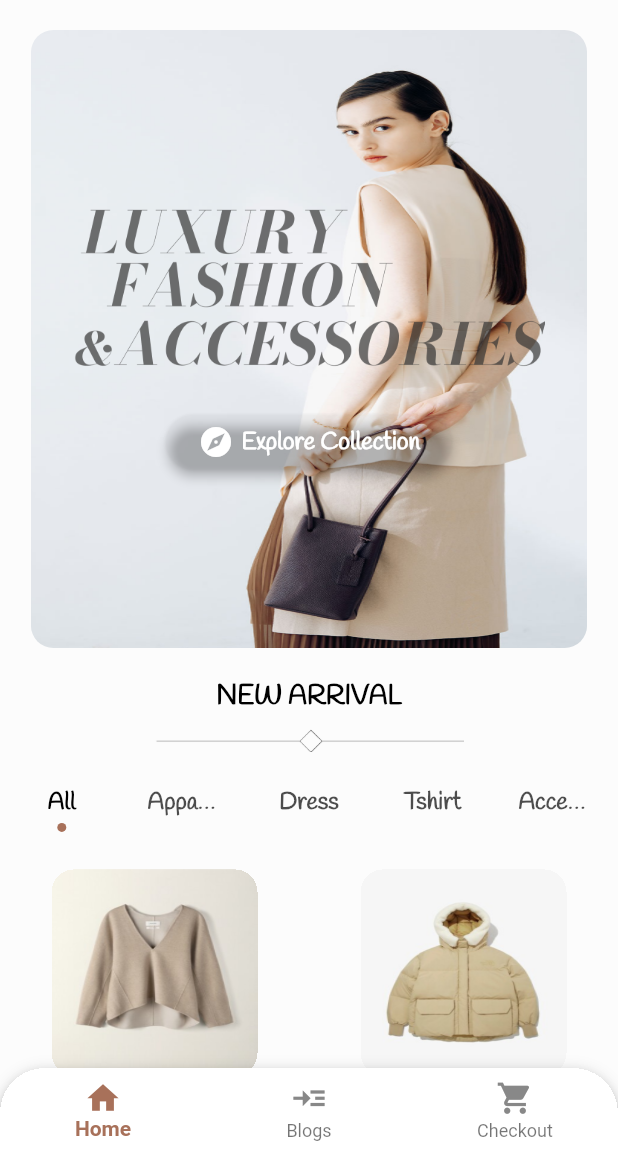
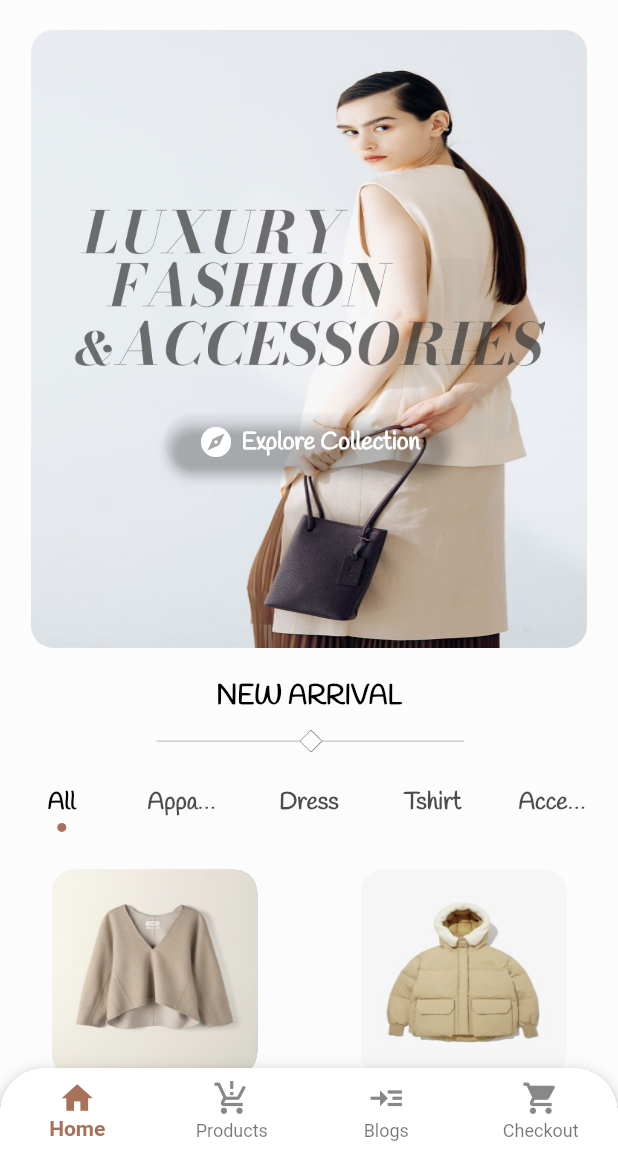
Before and after one commit to gorkemtoprak/OpenFashionApp, a Flutter app: the screen it shows after launch, on a phone screen of 412 x 824 dp, the part 84-1236 px from its top. Run offline on Flutter 3.47's test engine with Material 2 defaults, Android fonts, the phone set to English and light mode, and no system bars; drawn by our look-alikes of carousel_slider; our stand-ins replace auto_route, flutter_credit_card, sliding_sheet, stacked, tab_indicator_styler.

Commit message:
Some fixes

```diff
--- a/lib/core/utils/datas.dart
+++ b/lib/core/utils/datas.dart
@@ -172,7 +172,7 @@ final List<ProductModel> products = [
     id: '13',
     productName: 'BURBERRY',
     description: 'Recycle Boucle Knit Cardigan Pink',
-    productImage: 'assets/ring/ringOne.png',
+    productImage: 'assets/rings/ringOne.png',
     price: '\$${40}',
     ratings: '3.9',
     sizes: ['S', 'M', 'L'],
@@ -182,7 +182,7 @@ final List<ProductModel> products = [
     id: '14',
     productName: 'BURBERRY',
     description: 'Recycle Boucle Knit Cardigan Pink',
-    productImage: 'assets/ring/ringTwo.png',
+    productImage: 'assets/rings/ringTwo.png',
     price: '\$${40}',
     ratings: '3.9',
     sizes: ['S', 'M', 'L'],
@@ -192,7 +192,7 @@ final List<ProductModel> products = [
     id: '15',
     productName: 'BURBERRY',
     description: 'Recycle Boucle Knit Cardigan Pink',
-    productImage: 'assets/ring/ringThree.png',
+    productImage: 'assets/rings/ringThree.png',
     price: '\$${40}',
     ratings: '3.9',
     sizes: ['S', 'M', 'L'],
@@ -202,7 +202,7 @@ final List<ProductModel> products = [
     id: '16',
     productName: 'BURBERRY',
     description: 'Recycle Boucle Knit Cardigan Pink',
-    productImage: 'assets/ring/ringFour.png',
+    productImage: 'assets/rings/ringFour.png',
     price: '\$${40}',
     ratings: '3.9',
     sizes: ['S', 'M', 'L'],
--- a/lib/main_view.dart
+++ b/lib/main_view.dart
@@ -12,6 +12,7 @@ class MainView extends StatelessWidget {
     return AutoTabsRouter(
       routes: const [
         Home(),
+        Products(),
         Blogs(),
         CheckOut(),
       ],
@@ -61,6 +62,19 @@ class MainView extends StatelessWidget {
                 ),
                 BottomNavigationBarItem(
                   activeIcon: Icon(
+                    Icons.production_quantity_limits_outlined,
+                    size: 25,
+                    color: Constants.primaryColor,
+                  ),
+                  icon: Icon(
+                    Icons.production_quantity_limits_outlined,
+                    size: 25,
+                    color: Constants.placeholderColor,
+                  ),
+                  label: 'Products',
+                ),
+                BottomNavigationBarItem(
+                  activeIcon: Icon(
                     Icons.read_more,
                     size: 25,
                     color: Constants.secondaryColor,
--- a/lib/views/home/widgets/all_products_grid_widget.dart
+++ b/lib/views/home/widgets/all_products_grid_widget.dart
@@ -3,6 +3,7 @@ import 'package:stacked/stacked.dart';
 
 import '../../../core/utils/constants.dart';
 import '../../../viewmodels/home_view_model.dart';
+import '../../products/subviews/products_detail_view.dart';
 
 class AllProductsGridWidget extends StatelessWidget {
   final String? type;
@@ -25,7 +26,17 @@ class AllProductsGridWidget extends StatelessWidget {
           physics: const NeverScrollableScrollPhysics(),
           itemCount: model.allProduct.length,
           itemBuilder: (BuildContext context, int index) {
-            return Column(
+            return GestureDetector(
+              onTap: () {
+                Navigator.push(
+                    context,
+                    MaterialPageRoute(
+                      builder: (context) => ProductsDetailView(
+                        product: model.allProduct[index],
+                      ),
+                    ));
+              },
+              child: Column(
                 children: [
                   ClipRRect(
                     clipBehavior: Clip.hardEdge,
@@ -58,6 +69,7 @@ class AllProductsGridWidget extends StatelessWidget {
                     ),
                   ),
                 ],
+              ),
             );
           },
         );
--- a/lib/views/products/products_view.dart
+++ b/lib/views/products/products_view.dart
@@ -33,7 +33,9 @@ class ProductsView extends StatelessWidget {
                         Navigator.push(
                             context,
                             MaterialPageRoute(
-                              builder: (context) => const ProductsDetailView(),
+                              builder: (context) => ProductsDetailView(
+                                product: products[index],
+                              ),
                             ));
                       },
                       child: ProductsWidget(
--- a/lib/views/products/widgets/product_information_widget.dart
+++ b/lib/views/products/widgets/product_information_widget.dart
@@ -41,7 +41,8 @@ class ProductInformationWidget extends StatelessWidget {
         ),
         const SizedBox(height: 10),
         Text(
-          '\$$price',
+          // '\$$price',
+          price ?? '',
           style: const TextStyle(
             fontFamily: 'Handlee',
             fontWeight: FontWeight.w600,
```
Also changed, not shown: lib/core/navigation/router.dart (+8 -0 lines), lib/views/products/subviews/products_detail_view.dart (+13 -10 lines), lib/core/navigation/router.gr.dart. Lines whose indentation alone changed are shown as unchanged.
